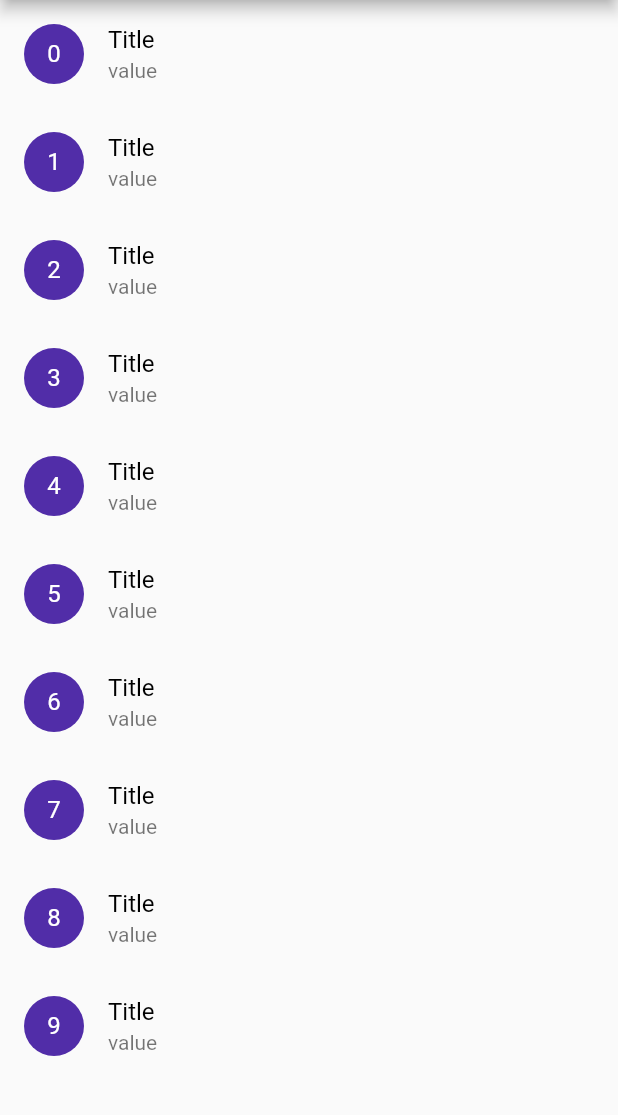
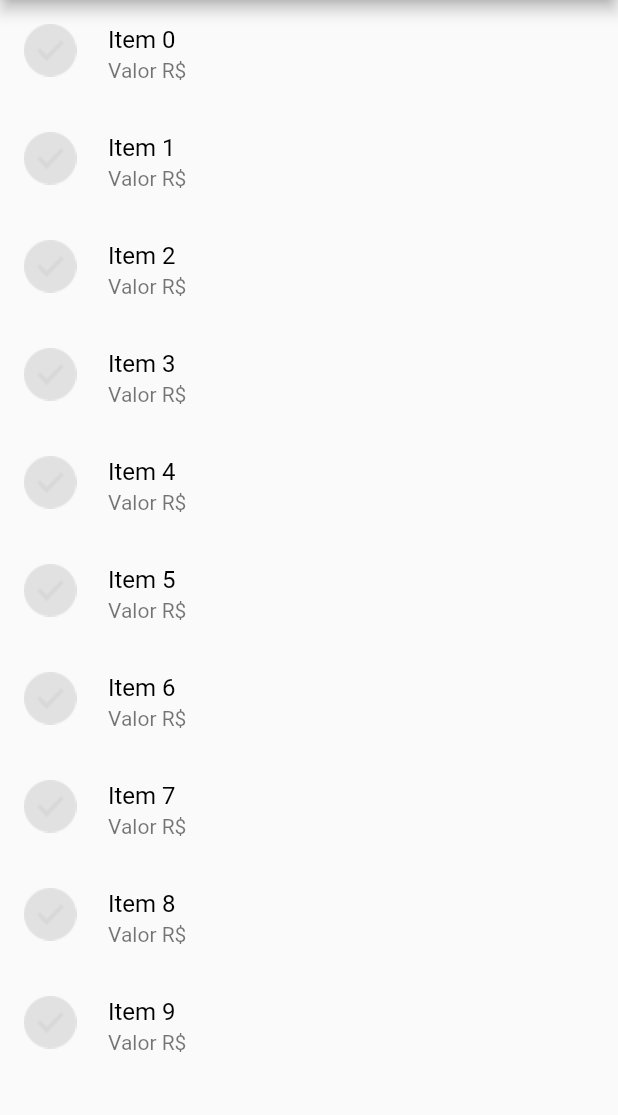
Before and after one commit to rubensmk/calculist, a Flutter app: the screen it shows after launch, on a phone screen of 412 x 824 dp, the part 84-1199 px from its top. Run offline on Flutter 3.47's test engine with Material 2 defaults, Android fonts, the phone set to English and light mode, and no system bars.

Commit message:
task item icon

```diff
--- a/lib/ui/screens/home.dart
+++ b/lib/ui/screens/home.dart
@@ -31,14 +31,13 @@ class HomeScreen extends StatelessWidget {
               ),
               key: ValueKey("Item-$index"),
               child: ListTile(
-                leading: CircleAvatar(
-                  child: Text("$index"),
-                ),
+                leading:
+                    Image(image: AssetImage("assets/images/non-completed.png")),
                 title: Text(
-                  "Title",
+                  "Item $index",
                   style: TextStyle(color: Colors.black),
                 ),
-                subtitle: Text("value"),
+                subtitle: Text(r"Valor R$"),
                 onTap: () => showDialog(
                   context: context,
                   builder: (context) => AddPopup(
--- a/pubspec.yaml
+++ b/pubspec.yaml
@@ -43,9 +43,9 @@ flutter:
   uses-material-design: true
 
   # To add assets to your application, add an assets section, like this:
-  # assets:
-  #  - images/a_dot_burr.jpeg
-  #  - images/a_dot_ham.jpeg
+  assets:
+    - assets/images/completed.png
+    - assets/images/non-completed.png
 
   # An image asset can refer to one or more resolution-specific "variants", see
   # https://flutter.dev/assets-and-images/#resolution-aware.
```
Also changed, not shown: assets/images/completed.png (added), assets/images/non-completed.png (added).
